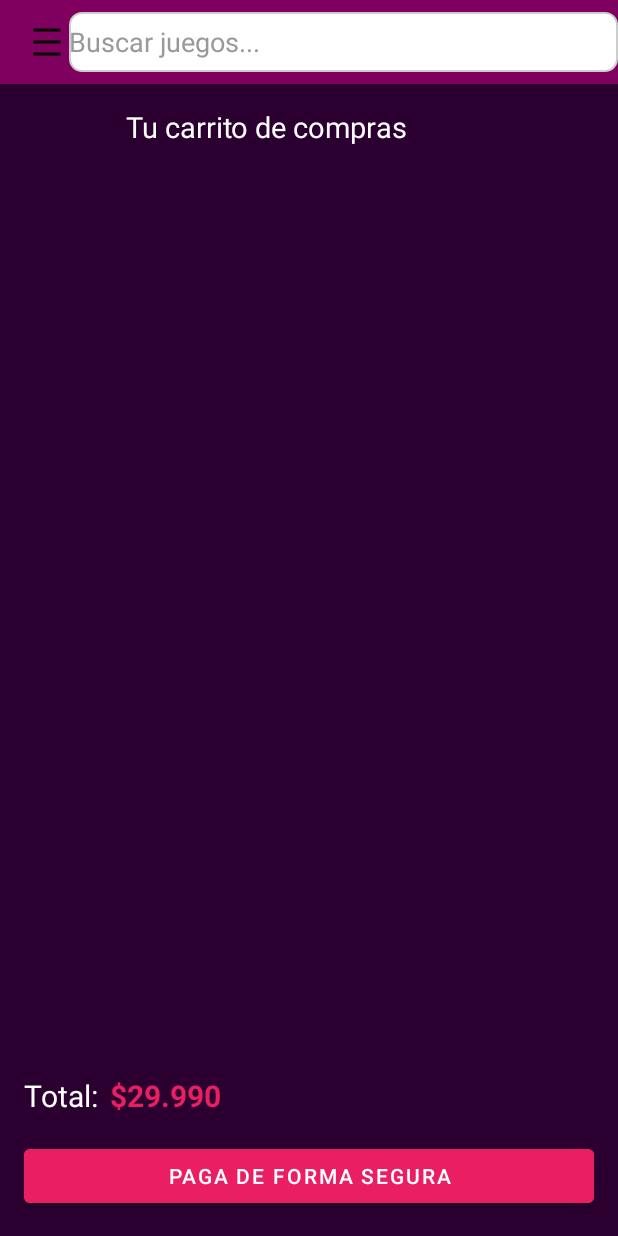
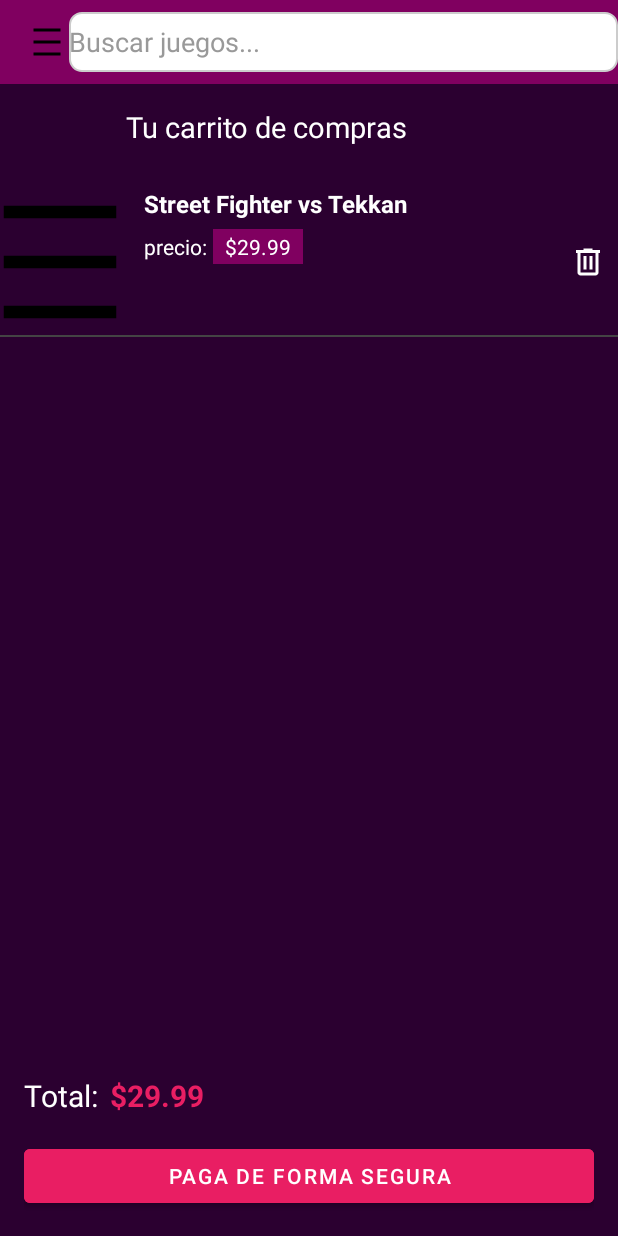
Before and after one commit to LevelUpGamer/LevelUpGamer-AppMovil, an Android app built with Jetpack Compose: the CatalogoActivity screen opened directly, with no data from a screen before it, in the side drawer, after a tap on "Carrito", on a phone screen of 412 x 824 dp. Run offline under Robolectric (Android 15) with nearby library versions, the phone set to English and light mode, and no system bars.

Commit message:
Se da funcinalidad a boton agregar para que se guarde en pagina carrito

```diff
--- a/app/build.gradle.kts
+++ b/app/build.gradle.kts
@@ -64,4 +64,5 @@ dependencies {
     implementation("androidx.core:core-splashscreen:1.0.1")
     implementation("androidx.constraintlayout:constraintlayout:2.1.4")
     implementation("androidx.cardview:cardview:1.0.0")
+    implementation("com.google.android.material:material:1.11.0")
 }
--- /dev/null
+++ b/app/src/main/java/com/example/levelupgamer/CarritoManager.kt
@@ -0,0 +1,32 @@
+package com.example.levelupgamer
+
+data class Producto(
+    val id: Int,
+    val nombre: String,
+    val precio: Double,
+    val imagenResId: Int // Para poder mostrar la imagen en el carrito
+)
+object CarritoManager {
+    // Lista para almacenar los productos. Usamos 'mutableListOf' para poder añadir y quitar.
+    private val _items = mutableListOf<Producto>()
+
+    // Propiedad pública que devuelve una copia inmutable.
+    val items: List<Producto>
+        get() = _items.toList()
+
+    fun agregarProducto(producto: Producto) {
+        _items.add(producto)
+    }
+
+    fun eliminarProducto(producto: Producto) {
+        _items.remove(producto)
+    }
+
+    fun vaciarCarrito() {
+        _items.clear()
+    }
+
+    fun calcularTotal(): Double {
+        return _items.sumOf { it.precio }
+    }
+}
--- a/app/src/main/java/com/example/levelupgamer/adapter/CartAdapter.kt
+++ b/app/src/main/java/com/example/levelupgamer/adapter/CartAdapter.kt
@@ -1,3 +1,5 @@
+
+
 package com.example.levelupgamer.adapter
 
 import android.view.LayoutInflater
@@ -7,55 +9,55 @@ import android.widget.ImageButton
 import android.widget.ImageView
 import android.widget.TextView
 import androidx.recyclerview.widget.RecyclerView
+import com.example.levelupgamer.CarritoManager
+import com.example.levelupgamer.Producto
 import com.example.levelupgamer.R
-import com.example.levelupgamer.data.CartItem
 
-// El adaptador recibe la lista de ítems y un lambda (función) para manejar la eliminación
+// Asegúrate de que CarritoManager y Producto estén accesibles o importados
+
 class CartAdapter(
-    private val items: MutableList<CartItem>,
-    private val onDeleteClick: (CartItem) -> Unit
-) : RecyclerView.Adapter<CartAdapter.CartViewHolder>() {
+    private var items: List<Producto>,
+    private val onItemRemovedCallback: (() -> Unit)? = null) :
+    RecyclerView.Adapter<CartAdapter.ViewHolder>() {
 
-    // El ViewHolder enlaza las vistas del item_cart.xml con los datos
-    class CartViewHolder(view: View) : RecyclerView.ViewHolder(view) {
-        val itemName: TextView = view.findViewById(R.id.text_item_name)
-        val itemPrice: TextView = view.findViewById(R.id.text_item_price)
-        val itemImage: ImageView = view.findViewById(R.id.image_item)
-        val deleteButton: ImageButton = view.findViewById(R.id.image_delete)
+    // 1. Define el ViewHolder: Mantiene las referencias a las vistas de un ítem.
+    class ViewHolder(view: View) : RecyclerView.ViewHolder(view) {
+
+        val nombreJuego: TextView = view.findViewById(R.id.text_nombre_juego)
+        val precio: TextView = view.findViewById(R.id.text_precio)
+        val imagen: ImageView = view.findViewById(R.id.image_juego)
+
+        val basurero: ImageButton= view.findViewById(R.id.btn_eliminar_item)
     }
 
-    // 1. Crea la vista (infla el layout)
-    override fun onCreateViewHolder(parent: ViewGroup, viewType: Int): CartViewHolder {
+    //Crea nuevas vistas (Layout Manager llama a esto)
+    override fun onCreateViewHolder(parent: ViewGroup, viewType: Int): ViewHolder {
+        // Reemplaza 'layout_item_carrito' con el nombre real de tu layout para un solo producto
         val view = LayoutInflater.from(parent.context)
-            .inflate(R.layout.item_cart, parent, false)
-        return CartViewHolder(view)
+            .inflate(R.layout.item_carrito, parent, false)
+        return ViewHolder(view)
     }
 
-    // 2. Llena la vista con datos
-    override fun onBindViewHolder(holder: CartViewHolder, position: Int) {
-        val item = items[position]
 
-        holder.itemName.text = item.name
-        holder.itemPrice.text = item.price
-        holder.itemImage.setImageResource(item.imageResId)
-
-        // Configura el clic en el botón de eliminación
-        holder.deleteButton.setOnClickListener {
-            // Llama a la función que se definió en CartActivity
-            onDeleteClick(item)
+    override fun onBindViewHolder(holder: ViewHolder, position: Int) {
+        val producto = items[position]
+        holder.nombreJuego.text = producto.nombre
+        holder.precio.text = "$${String.format("%.2f", producto.precio)}"
+        holder.imagen.setImageResource(producto.imagenResId)
+        // Aquí iría el código para el ImageButton de la papelera
+        holder.basurero.setOnClickListener {
+            CarritoManager.eliminarProducto(producto)
+            updateItems(CarritoManager.items)
+            onItemRemovedCallback?.invoke()
         }
     }
 
-    // 3. Retorna la cantidad de ítems
-    override fun getItemCount(): Int = items.size
 
-    // Función para manejar la eliminación desde la Activity
-    fun removeItem(item: CartItem) {
-        val index = items.indexOf(item)
-        if (index != -1) {
-            items.removeAt(index)
-            notifyItemRemoved(index)
-            // notifyItemRangeChanged(index, items.size) // Opcional, si hay más cambios
-        }
+    override fun getItemCount() = items.size
+
+
+    fun updateItems(newItems: List<Producto>) {
+        this.items = newItems
+        notifyDataSetChanged() // Le dice al RecyclerView que redibuje toda la lista.
     }
 }
--- a/app/src/main/java/com/example/levelupgamer/view/CartActivity.kt
+++ b/app/src/main/java/com/example/levelupgamer/view/CartActivity.kt
@@ -1,18 +1,30 @@
 package com.example.levelupgamer.view
-import androidx.drawerlayout.widget.DrawerLayout
+
 import android.content.Intent
 import android.os.Bundle
 import android.widget.ImageButton
+import android.widget.TextView
 import androidx.appcompat.app.AppCompatActivity
 import androidx.appcompat.widget.Toolbar
 import androidx.core.view.GravityCompat
+import androidx.drawerlayout.widget.DrawerLayout
+import androidx.recyclerview.widget.LinearLayoutManager // IMPORTANTE: Necesitas esta importación
+import androidx.recyclerview.widget.RecyclerView
 import com.example.levelupgamer.CatalogoActivity
+import com.example.levelupgamer.CarritoManager
 import com.example.levelupgamer.R
+import com.example.levelupgamer.adapter.CartAdapter
+import com.example.levelupgamer.view.MainActivity
+import com.example.levelupgamer.view.LoginActivity
 import com.google.android.material.navigation.NavigationView
 
 class CartActivity : AppCompatActivity() {
+
     private lateinit var drawerLayout: DrawerLayout
-
+    private lateinit var recyclerView: RecyclerView
+    private lateinit var totalTextView: TextView
+    // Puedes necesitar un lateinit var para el CarritoAdapter si quieres usarlo en varios sitios
+    // private lateinit var carritoAdapter: CarritoAdapter
 
     override fun onCreate(savedInstanceState: Bundle?) {
         super.onCreate(savedInstanceState)
@@ -20,6 +32,13 @@ class CartActivity : AppCompatActivity() {
 
         drawerLayout = findViewById(R.id.drawer_layout)
         val navView: NavigationView = findViewById(R.id.navigation_view)
+
+        // Inicialización de Vistas
+        recyclerView = findViewById(R.id.recycler_view_cart)
+        totalTextView = findViewById(R.id.text_total_value)
+
+        // Configura el RecyclerView y el Adapter
+        setupRecyclerView()
 
         // Toolbar
         val toolbar: Toolbar = findViewById(R.id.toolbar)
@@ -35,28 +54,40 @@ class CartActivity : AppCompatActivity() {
         // Click en items del menú lateral
         navView.setNavigationItemSelectedListener { item ->
             when (item.itemId) {
-                R.id.nav_home -> {
-                    val intent = Intent(this, MainActivity::class.java)
-                    startActivity(intent)
-                }
-
-                R.id.nav_catalogo -> {
-                    val intent = Intent(this, CatalogoActivity::class.java)
-                    startActivity(intent)
-                }
-
-                R.id.nav_carrito -> {
-                    val intent = Intent(this, CartActivity::class.java)
-                    startActivity(intent)
-                }
-
-                R.id.nav_cerrar_sesion -> {
-                    val intent = Intent(this, LoginActivity::class.java)
-                    startActivity(intent)
-                }
+                R.id.nav_home -> startActivity(Intent(this, MainActivity::class.java))
+                R.id.nav_catalogo -> startActivity(Intent(this, CatalogoActivity::class.java))
+                R.id.nav_carrito -> startActivity(Intent(this, CartActivity::class.java))
+                R.id.nav_cerrar_sesion -> startActivity(Intent(this, LoginActivity::class.java))
             }
             drawerLayout.closeDrawers()
             true
         }
     }
+
+
+
+    // onResume se llama cada vez que la Activity vuelve al primer plano
+    override fun onResume() {
+        super.onResume()
+        // Es clave actualizar la UI aquí para mostrar los productos agregados desde el Catálogo
+        updateCartUI()
+    }
+
+
+    private fun setupRecyclerView() {
+        // Asegúrate de que CarritoAdapter exista y acepte List<Producto>
+        val adapter = CartAdapter(CarritoManager.items)
+        recyclerView.layoutManager = LinearLayoutManager(this)
+        recyclerView.adapter = adapter
+    }
+
+    private fun updateCartUI() {
+        // 1. Notificar al adapter que la lista de productos cambió
+        (recyclerView.adapter as? CartAdapter)?.updateItems(CarritoManager.items)
+
+        // 2. Actualizar el valor total
+        val total = CarritoManager.calcularTotal()
+        // Formato: Muestra el total con dos decimales, incluso si son cero
+        totalTextView.text = "$${String.format("%.2f", total)}"
+    }
 }
--- a/app/src/main/java/com/example/levelupgamer/view/CatalogoActivity.kt
+++ b/app/src/main/java/com/example/levelupgamer/view/CatalogoActivity.kt
@@ -5,6 +5,7 @@ import android.os.Bundle
 import android.text.Layout
 import android.view.Menu
 import android.view.MenuItem
+import android.widget.Button
 import com.example.levelupgamer.R
 import android.widget.ImageButton
 import androidx.appcompat.app.AppCompatActivity
@@ -15,6 +16,7 @@ import com.example.levelupgamer.view.CartActivity
 import com.example.levelupgamer.view.LoginActivity
 import com.example.levelupgamer.view.MainActivity
 import com.google.android.material.navigation.NavigationView
+import com.google.android.material.snackbar.Snackbar
 
 class CatalogoActivity : AppCompatActivity() {
 
@@ -36,6 +38,29 @@ class CatalogoActivity : AppCompatActivity() {
         btnMenu.setOnClickListener {
             drawerLayout.openDrawer(GravityCompat.START)
         }
+        val btnAgregarCarrito: Button = findViewById(R.id.btnAgregar)
+
+        // 2. Define el producto que se va a agregar
+        // (En una app real, este producto se obtendría del item de la lista que el usuario toca)
+        val productoDeEjemplo = Producto(
+            id = 1,
+            nombre = "Street Fighter vs Tekkan",
+            precio = 29.990, // Usa el valor Double correcto
+            imagenResId = R.drawable.ic_menu // Reemplaza con el ID de la imagen real del juego
+        )
+
+        btnAgregarCarrito.setOnClickListener {
+            // Llama al gestor global para guardar el producto
+            CarritoManager.agregarProducto(productoDeEjemplo)
+
+            // Muestra un mensaje de confirmación
+            Snackbar.make(btnAgregarCarrito, "${productoDeEjemplo.nombre} agregado!", Snackbar.LENGTH_SHORT).show()
+        }
+
+
+
+
+
 
         // Click en items del menú lateral
         navView.setNavigationItemSelectedListener { item ->
--- /dev/null
+++ b/app/src/main/res/layout/item_carrito.xml
@@ -0,0 +1,77 @@
+<?xml version="1.0" encoding="utf-8"?>
+<androidx.constraintlayout.widget.ConstraintLayout
+    xmlns:android="http://schemas.android.com/apk/res/android"
+    xmlns:app="http://schemas.android.com/apk/res-auto"
+    android:layout_width="match_parent"
+    android:layout_height="wrap_content"
+    android:paddingTop="12dp"
+    android:paddingBottom="12dp"
+    android:background="@android:color/transparent"> <ImageView
+    android:id="@+id/image_juego"
+    android:layout_width="80dp"
+    android:layout_height="100dp"
+    android:scaleType="centerCrop"
+    android:src="@drawable/ic_launcher_background"  android:contentDescription="Portada del juego"
+    app:layout_constraintStart_toStartOf="parent"
+    app:layout_constraintTop_toTopOf="parent"
+    app:layout_constraintBottom_toBottomOf="parent"/>
+
+    <TextView
+        android:id="@+id/text_nombre_juego"
+        android:layout_width="0dp"
+        android:layout_height="wrap_content"
+        android:layout_marginStart="16dp"
+        android:text="Nombre del Juego"
+        android:textColor="@android:color/white"
+        android:textSize="16sp"
+        android:textStyle="bold"
+        app:layout_constraintStart_toEndOf="@id/image_juego"
+        app:layout_constraintTop_toTopOf="parent"
+        app:layout_constraintEnd_toStartOf="@id/btn_eliminar_item"/>
+
+    <TextView
+        android:id="@+id/label_precio"
+        android:layout_width="wrap_content"
+        android:layout_height="wrap_content"
+        android:layout_marginTop="8dp"
+        android:text="precio:"
+        android:textColor="#FFFFFF"
+        android:textSize="14sp"
+        app:layout_constraintStart_toStartOf="@id/text_nombre_juego"
+        app:layout_constraintTop_toBottomOf="@id/text_nombre_juego"/>
+
+    <TextView
+        android:id="@+id/text_precio"
+        android:layout_width="wrap_content"
+        android:layout_height="wrap_content"
+        android:layout_marginStart="4dp"
+        android:paddingStart="8dp"
+        android:paddingEnd="8dp"
+        android:paddingTop="2dp"
+        android:paddingBottom="2dp"
+        android:text="$29.990"
+        android:textColor="@android:color/white"
+        android:textSize="14sp"
+        android:background="#800060"  app:layout_constraintStart_toEndOf="@id/label_precio"
+        app:layout_constraintTop_toTopOf="@id/label_precio"
+        app:layout_constraintBottom_toBottomOf="@id/label_precio"/>
+
+    <ImageButton
+        android:id="@+id/btn_eliminar_item"
+        android:layout_width="40dp"
+        android:layout_height="40dp"
+        android:background="@android:color/transparent"
+        android:src="@drawable/outline_delete_24"
+        android:contentDescription="Eliminar ítem del carrito"
+        app:layout_constraintEnd_toEndOf="parent"
+        app:layout_constraintTop_toTopOf="parent"
+        app:layout_constraintBottom_toBottomOf="parent"/>
+
+    <View
+        android:layout_width="match_parent"
+        android:layout_height="1dp"
+        android:background="#444444"
+        android:layout_marginTop="12dp"
+        app:layout_constraintBottom_toBottomOf="parent"/>
+
+</androidx.constraintlayout.widget.ConstraintLayout>
```
